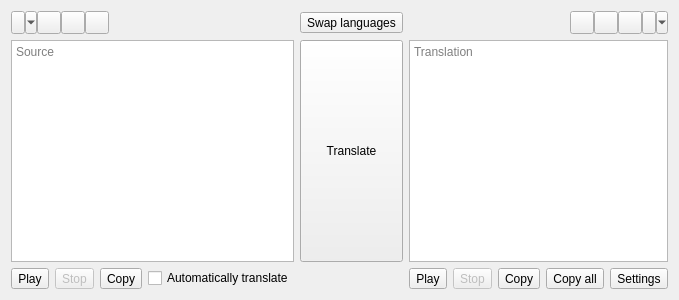
crow-translate/crow-translate, file src/mainwindow.ui: the form before one commit.
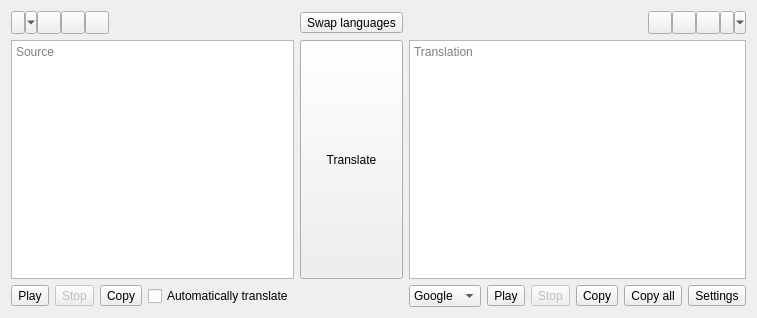
The form after the commit. Icons and pictures are not drawn.

```diff
--- a/src/mainwindow.ui
+++ b/src/mainwindow.ui
@@ -6,8 +6,8 @@
    <rect>
     <x>0</x>
     <y>0</y>
-    <width>650</width>
-    <height>300</height>
+    <width>649</width>
+    <height>318</height>
    </rect>
   </property>
   <property name="windowTitle">
@@ -276,19 +276,6 @@
         </property>
        </widget>
       </item>
-      <item>
-       <spacer name="buttomSourceSpacer">
-        <property name="orientation">
-         <enum>Qt::Horizontal</enum>
-        </property>
-        <property name="sizeHint" stdset="0">
-         <size>
-          <width>0</width>
-          <height>0</height>
-         </size>
-        </property>
-       </spacer>
-      </item>
       <item>
        <widget class="QCheckBox" name="autoTranslateCheckBox">
         <property name="text">
@@ -296,6 +283,19 @@
         </property>
        </widget>
       </item>
+      <item>
+       <spacer name="buttomSourceSpacer">
+        <property name="orientation">
+         <enum>Qt::Horizontal</enum>
+        </property>
+        <property name="sizeHint" stdset="0">
+         <size>
+          <width>0</width>
+          <height>0</height>
+         </size>
+        </property>
+       </spacer>
+      </item>
      </layout>
     </item>
     <item row="5" column="1">
@@ -320,6 +320,26 @@
         </property>
        </spacer>
       </item>
+      <item>
+       <widget class="QComboBox" name="engineComboBox">
+        <item>
+         <property name="text">
+          <string>Google</string>
+         </property>
+         <property name="icon">
+          <iconset theme="google-chrome"/>
+         </property>
+        </item>
+        <item>
+         <property name="text">
+          <string>Yandex</string>
+         </property>
+         <property name="icon">
+          <iconset theme="yandex-browser"/>
+         </property>
+        </item>
+       </widget>
+      </item>
       <item>
        <widget class="QToolButton" name="playTranslationButton">
         <property name="toolTip">
```
Left out of the diff: 1 changed line with no effect on the pictures.
